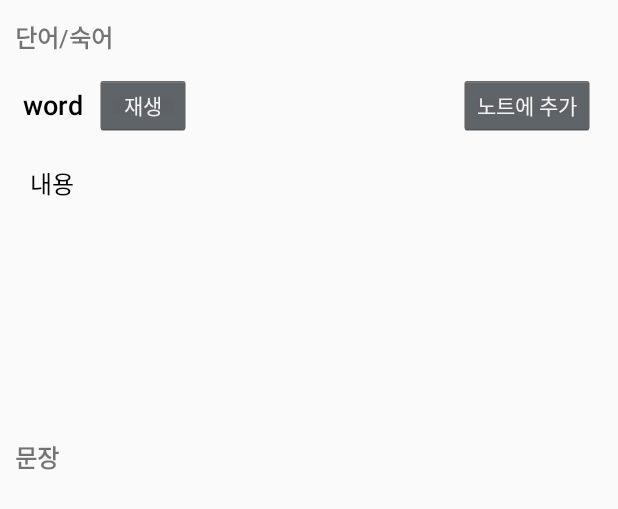
After one commit to hye-rim/Senior-Project, an Android app: the layout search_header.xml on its own in the app's theme, with its tools: preview values and no code run, on a phone screen of 412 x 824 dp. The commit adds this screen. Shown: the top 509 px of the screen. Run offline under Robolectric (Android 15) with nearby library versions, the phone set to English and light mode, and no system bars; Roboto replaces fonts that are not available here.

Commit message:
Added font.

```diff
--- a/Android/Onpuri2/app/build.gradle
+++ b/Android/Onpuri2/app/build.gradle
@@ -23,6 +23,7 @@ android {
 dependencies {
     compile fileTree(dir: 'libs', include: ['*.jar'])
     compile 'com.google.android.gms:play-services-appindexing:8.1.0'
+    compile 'com.tsengvn:Typekit:1.0.0'
     compile 'com.android.support:design:23.2.1'
     compile 'com.android.support:support-v4:23.2.1'
     compile 'com.android.support:appcompat-v7:23.2.1'
--- a/Android/Onpuri2/app/src/main/AndroidManifest.xml
+++ b/Android/Onpuri2/app/src/main/AndroidManifest.xml
@@ -10,6 +10,7 @@
     <uses-permission android:name="android.permission.RECORD_AUDIO"/>
 
     <application
+        android:name=".CustomFont"
         android:allowBackup="true"
         android:icon="@mipmap/ic_launcher"
         android:label="@string/app_name"
--- a/Android/Onpuri2/app/src/main/java/com/onpuri/Activity/HomeFragment.java
+++ b/Android/Onpuri2/app/src/main/java/com/onpuri/Activity/HomeFragment.java
@@ -1,5 +1,6 @@
 package com.onpuri.Activity;
 
+import android.content.Context;
 import android.graphics.drawable.Drawable;
 import android.os.Bundle;
 import android.os.Handler;
@@ -24,6 +25,7 @@ import com.onpuri.Listener.HomeItemClickListener;
 import com.onpuri.R;
 import com.onpuri.Server.PacketUser;
 import com.onpuri.Server.SocketConnection;
+import com.tsengvn.typekit.TypekitContextWrapper;
 
 import java.io.DataInputStream;
 import java.io.DataOutputStream;
--- a/Android/Onpuri2/app/src/main/java/com/onpuri/Activity/JoinActivity.java
+++ b/Android/Onpuri2/app/src/main/java/com/onpuri/Activity/JoinActivity.java
@@ -1,6 +1,7 @@
 package com.onpuri.Activity;
 
 import android.app.Activity;
+import android.content.Context;
 import android.content.Intent;
 import android.net.Uri;
 import android.os.Bundle;
@@ -22,6 +23,7 @@ import com.onpuri.ActivityList;
 import com.onpuri.R;
 import com.onpuri.Thread.WorkerIdCheck;
 import com.onpuri.Thread.WorkerJoin;
+import com.tsengvn.typekit.TypekitContextWrapper;
 
 import java.io.DataInputStream;
 import java.io.DataOutputStream;
@@ -247,6 +249,10 @@ public class JoinActivity extends Activity {
     }
 
 
+    @Override
+    protected void attachBaseContext(Context newBase) {
+        super.attachBaseContext(TypekitContextWrapper.wrap(newBase));
+    }
     //edittext 영문+숫자만 입력되도록 하는 함수
     public InputFilter filterAlphaNum = new InputFilter() {
         @Override
--- a/Android/Onpuri2/app/src/main/java/com/onpuri/Activity/LoginActivity.java
+++ b/Android/Onpuri2/app/src/main/java/com/onpuri/Activity/LoginActivity.java
@@ -1,6 +1,7 @@
 package com.onpuri.Activity;
 
 import android.app.Activity;
+import android.content.Context;
 import android.content.Intent;
 import android.content.SharedPreferences;
 import android.os.Bundle;
@@ -19,6 +20,7 @@ import com.onpuri.ActivityList;
 import com.onpuri.Server.CloseSystem;
 import com.onpuri.Server.PacketUser;
 import com.onpuri.Server.SocketConnection;
+import com.tsengvn.typekit.TypekitContextWrapper;
 
 import java.io.DataInputStream;
 import java.io.DataOutputStream;
@@ -154,6 +156,10 @@ public class LoginActivity extends Activity implements View.OnClickListener {
         });
     }
 
+    @Override
+    protected void attachBaseContext(Context newBase) {
+        super.attachBaseContext(TypekitContextWrapper.wrap(newBase));
+    }
     private void mainGo(){
         if(mworker_login != null && mworker_login.isAlive()){  //이미 동작하고 있을 경우 중지
             mworker_login.interrupt();
--- a/Android/Onpuri2/app/src/main/java/com/onpuri/Activity/SplashActivity.java
+++ b/Android/Onpuri2/app/src/main/java/com/onpuri/Activity/SplashActivity.java
@@ -22,6 +22,7 @@ import com.onpuri.ActivityList;
 import com.onpuri.R;
 import com.onpuri.Server.PacketInfo;
 import com.onpuri.Server.SocketConnection;
+import com.tsengvn.typekit.TypekitContextWrapper;
 
 import java.io.DataInputStream;
 import java.io.DataOutputStream;
@@ -271,6 +272,11 @@ public class SplashActivity extends Activity {
         }
     };
 
+    @Override
+    protected void attachBaseContext(Context newBase) {
+        super.attachBaseContext(TypekitContextWrapper.wrap(newBase));
+    }
+
     public void onBackPressed(){
         super.onBackPressed ();
     }
--- a/Android/Onpuri2/app/src/main/res/layout/activity_login.xml
+++ b/Android/Onpuri2/app/src/main/res/layout/activity_login.xml
@@ -1,5 +1,6 @@
 <?xml version="1.0" encoding="utf-8"?>
 <LinearLayout xmlns:android="http://schemas.android.com/apk/res/android"
+
               android:orientation="vertical"
               android:layout_width="match_parent"
               android:layout_height="match_parent"
@@ -63,7 +64,7 @@
         <Button
             android:layout_width="240dp"
             android:layout_height="40dp"
-            android:text="L o g i n"
+            android:text="Login"
             android:textStyle="bold"
             android:id="@+id/btnLogin"
             android:layout_gravity="center_horizontal"
@@ -78,7 +79,7 @@
         <Button
             android:layout_width="240dp"
             android:layout_height="40dp"
-            android:text="N e w"
+            android:text="New"
             android:textStyle="bold"
             android:id="@+id/btnNew"
             android:layout_gravity="center_horizontal"
--- /dev/null
+++ b/Android/Onpuri2/app/src/main/res/layout/search_header.xml
@@ -0,0 +1,73 @@
+<?xml version="1.0" encoding="utf-8"?>
+<LinearLayout xmlns:android="http://schemas.android.com/apk/res/android"
+    android:orientation="vertical" android:layout_width="match_parent"
+    android:layout_height="match_parent">
+
+    <TextView
+        android:textSize="16dp"
+        android:layout_width="wrap_content"
+        android:layout_height="50dp"
+        android:textStyle="bold"
+        android:text="단어/숙어"
+        android:layout_gravity="center_vertical"
+        android:layout_marginLeft="10dp"
+        android:gravity="center_vertical" />
+    <RelativeLayout
+        android:id="@+id/rl_search_word"
+        android:visibility="visible"
+        android:layout_width="match_parent"
+        android:layout_height="wrap_content">
+        <TextView
+            android:text="word"
+            android:textSize="18dp"
+            android:textStyle="bold"
+            android:layout_marginTop="3dp"
+            android:layout_marginBottom="3dp"
+            android:layout_marginLeft="15dp"
+            android:layout_marginRight="8dp"
+            android:layout_centerInParent="true"
+            android:layout_alignParentLeft="true"
+            android:textColor="@color/black"
+            android:id="@+id/tv_search_word"
+            android:layout_width="wrap_content"
+            android:layout_height="wrap_content" />
+        <Button
+            android:layout_centerInParent="true"
+            android:layout_toRightOf="@+id/tv_search_word"
+            android:layout_width="wrap_content"
+            android:layout_height="40dp"
+            android:textSize="14dp"
+            android:text="재생"
+            android:layout_gravity="center"
+            android:id="@+id/btn_search_word_listen"/>
+        <Button
+            android:layout_centerInParent="true"
+            android:layout_alignParentRight="true"
+            android:layout_width="wrap_content"
+            android:layout_height="40dp"
+            android:textSize="14dp"
+            android:text="노트에 추가"
+            android:layout_gravity="center"
+            android:layout_marginRight="15dp"
+            android:id="@+id/btn_search_word_add"/>
+    </RelativeLayout>
+    <TextView
+        android:textSize="16dp"
+        android:text="내용"
+        android:textColor="@color/black"
+        android:layout_marginLeft="20dp"
+        android:layout_marginRight="20dp"
+        android:layout_marginTop="20dp"
+        android:layout_width="match_parent"
+        android:layout_height="150dp" />
+    <TextView
+        android:textSize="16dp"
+        android:layout_width="wrap_content"
+        android:layout_height="50dp"
+        android:textStyle="bold"
+        android:text="문장"
+        android:layout_gravity="center_vertical"
+        android:layout_marginLeft="10dp"
+        android:layout_marginTop="20dp"
+        android:gravity="center_vertical" />
+</LinearLayout>
--- a/Android/Onpuri2/app/src/main/res/layout/tab_layout.xml
+++ b/Android/Onpuri2/app/src/main/res/layout/tab_layout.xml
@@ -2,6 +2,7 @@
 <LinearLayout
     xmlns:android="http://schemas.android.com/apk/res/android"
     xmlns:app="http://schemas.android.com/apk/res-auto"
+    app:font="normal"
     android:layout_width="match_parent"
     android:orientation="vertical"
     android:layout_height="wrap_content">
```
Also changed, not shown: Android/Onpuri2/app/src/main/java/com/onpuri/Activity/MainActivity.java (+7 -2 lines), Android/Onpuri2/app/src/main/java/com/onpuri/Activity/SearchFragment.java (+15 -4 lines), Android/Onpuri2/app/src/main/java/com/onpuri/CustomFont.java (added, +17 -0 lines), Android/Onpuri2/app/src/main/res/layout/fragment_search.xml (+11 -85 lines), 5 other files.
